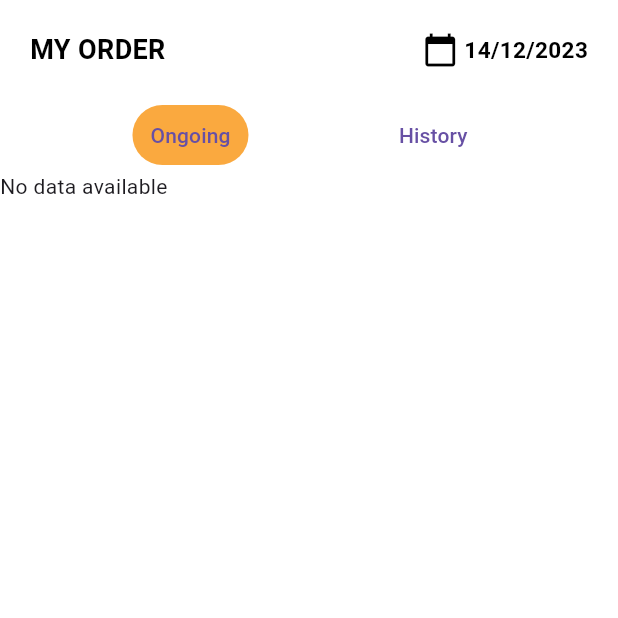
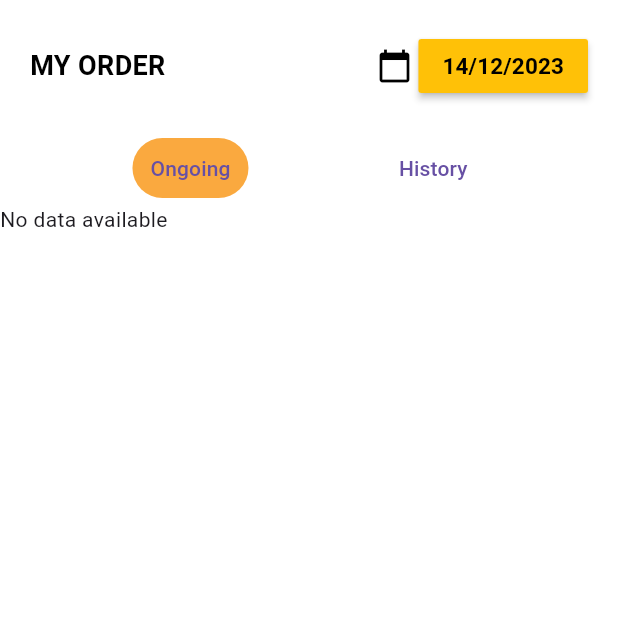
Before and after one commit to zengchai/jood, a Flutter app: the OrderPage screen opened directly, on a phone screen of 412 x 824 dp, the top half of it. Run offline on Flutter 3.47's test engine with Material 3 defaults, Android fonts, the phone set to English and light mode, and no system bars; our stand-ins replace cached_network_image, cloud_firestore, firebase_auth, firebase_core, firebase_storage, flutter_spinkit and 3 more; missing offline and left inert: circular_badge_avatar; accounts and stored records are empty; project files that could hold a hidden picture were left out.

Commit message:
yam order date

```diff
--- a/lib/pages/Order/orderItem.dart
+++ b/lib/pages/Order/orderItem.dart
@@ -1,13 +1,17 @@
+import 'package:cloud_firestore/cloud_firestore.dart';
+
 class OrderItem {
   final String foodName;
   final String foodImage;
   int quantity;
   final double price;
+  final String orderDate;
 
   OrderItem({
     required this.foodName,
     required this.foodImage,
     required this.quantity,
     required this.price,
+    required this.orderDate,
   });
 }
--- a/lib/pages/Order/orderPage.dart
+++ b/lib/pages/Order/orderPage.dart
@@ -9,6 +9,7 @@ import 'package:jood/pages/payment/payment.dart';
 import 'package:jood/services/auth.dart';
 import 'package:jood/services/database.dart';
 import 'package:provider/provider.dart';
+import 'package:table_calendar/table_calendar.dart';
 
 //frf
 class OrderPage extends StatefulWidget {
@@ -65,38 +66,40 @@ class _OrderPageState extends State<OrderPage> {
     );
   }
 
-  // List<OrderItem> ongoingItems = [
-  //   OrderItem(
-  //       orderID: '#1234',
-  //       foodName: 'Fried Mee',
-  //       image: 'assets/friedmee.jpeg',
-  //       quantity: 2,
-  //       price: 7.0,
-  //       status: 'Order Preparing'),
-  //   OrderItem(
-  //       orderID: '#2345',
-  //       foodName: 'Fried Rice',
-  //       image: 'assets/friedrice.jpeg',
-  //       quantity: 1,
-  //       price: 6.0,
-  //       status: 'Order Preparing'),
-  //   // Add more ongoing items as needed
-  // ];
+  late DateTime selectedDate = DateTime.now();
+  late String formattedDate = DateFormat('dd/MM/yyyy').format(DateTime.now());
 
-  // List<OrderItem> historyItems = [
-  //   OrderItem(
-  //       orderID: '#5678',
-  //       foodName: 'Fried Rice',
-  //       image: 'assets/friedrice.jpeg',
-  //       quantity: 1,
-  //       price: 6.0,
-  //       status: 'Order Delivered'),
-  //   // Add more history items as needed
-  // ];
+// Date picker for filter
+  void _showDatePicker() async {
+    DateTime? pickedDate = await showDatePicker(
+      context: context,
+      initialDate: DateTime.now(),
+      firstDate: DateTime(2000),
+      lastDate: DateTime(2030),
+    );
+
+    // Check if the user picked a date or canceled
+    if (pickedDate != null) {
+      // User picked a date
+      setState(() {
+        // Exclude the time component
+        selectedDate =
+            DateTime(pickedDate.year, pickedDate.month, pickedDate.day);
+      });
+
+// Update formattedDate
+      formattedDate = DateFormat('dd/MM/yyyy').format(selectedDate);
+    } else {
+      // User canceled the operation
+      // You can handle this case as needed, e.g., do nothing or show a message
+      print('Date picking canceled');
+    }
+  }
 
   // Date
-  late DateTime currentDate = DateTime.now();
-  late String formattedDate = DateFormat('dd/MM/yyyy').format(currentDate);
+  //DateTime selectedDate = DateTime.now();
+  // late Stream<List<OrderItem>> _orderStreamCustomer;
+  // late Stream<List<List<OrderItem>>> _orderStreamSeller;
 
   @override
   void initState() {
@@ -132,10 +135,6 @@ class _OrderPageState extends State<OrderPage> {
       showCustomer = true;
     }
 
-    //Date
-    DateTime currentDate = DateTime.now();
-    String formattedDate = DateFormat('dd/MM/yyyy').format(currentDate);
-
     return Scaffold(
         backgroundColor: Colors.white,
         body: showCustomer
@@ -164,12 +163,24 @@ class _OrderPageState extends State<OrderPage> {
                               color: Colors.black,
                             ),
                             SizedBox(width: 4.0),
-                            Text(
-                              formattedDate,
-                              style: TextStyle(
-                                color: Colors.black,
-                                fontSize: 15.0,
-                                fontWeight: FontWeight.bold,
+                            // Text(
+                            //   formattedDate,
+                            //   style: TextStyle(
+                            //     color: Colors.black,
+                            //     fontSize: 15.0,
+                            //     fontWeight: FontWeight.bold,
+                            //   ),
+                            // ),
+                            MaterialButton(
+                              onPressed: _showDatePicker,
+                              color: Colors.amber,
+                              child: Text(
+                                formattedDate,
+                                style: TextStyle(
+                                  color: Colors.black,
+                                  fontSize: 15.0,
+                                  fontWeight: FontWeight.bold,
+                                ),
                               ),
                             ),
                           ],
@@ -217,7 +228,7 @@ class _OrderPageState extends State<OrderPage> {
                         StreamBuilder<List<OrderItem>>(
                           // stream: DatabaseService(uid: currentUser!.uid)
                           stream: DatabaseService(uid: currentUser!.uid)
-                              .getCustomerOrder(),
+                              .getCustomerOrder(formattedDate),
                           builder: (context, snapshot) {
                             if (snapshot.connectionState ==
                                 ConnectionState.waiting) {
@@ -324,7 +335,7 @@ class _OrderPageState extends State<OrderPage> {
                         StreamBuilder<List<List<OrderItem>>>(
                             // stream: DatabaseService(uid: currentUser!.uid)
                             stream: DatabaseService(uid: currentUser!.uid)
-                                .getSellerOrder(),
+                                .getSellerOrder(selectedDate: (formattedDate)),
                             builder: (context, snapshot) {
                               if (snapshot.connectionState ==
                                   ConnectionState.waiting) {
--- a/pubspec.yaml
+++ b/pubspec.yaml
@@ -45,6 +45,7 @@ dependencies:
   circular_badge_avatar: ^0.1.2
   cached_network_image: ^3.3.0
   firebase_storage: ^11.5.3
+  table_calendar: ^3.0.9
 
 dev_dependencies:
   flutter_test:
```
Also changed, not shown: lib/services/database.dart (+34 -5 lines), pubspec.lock.
